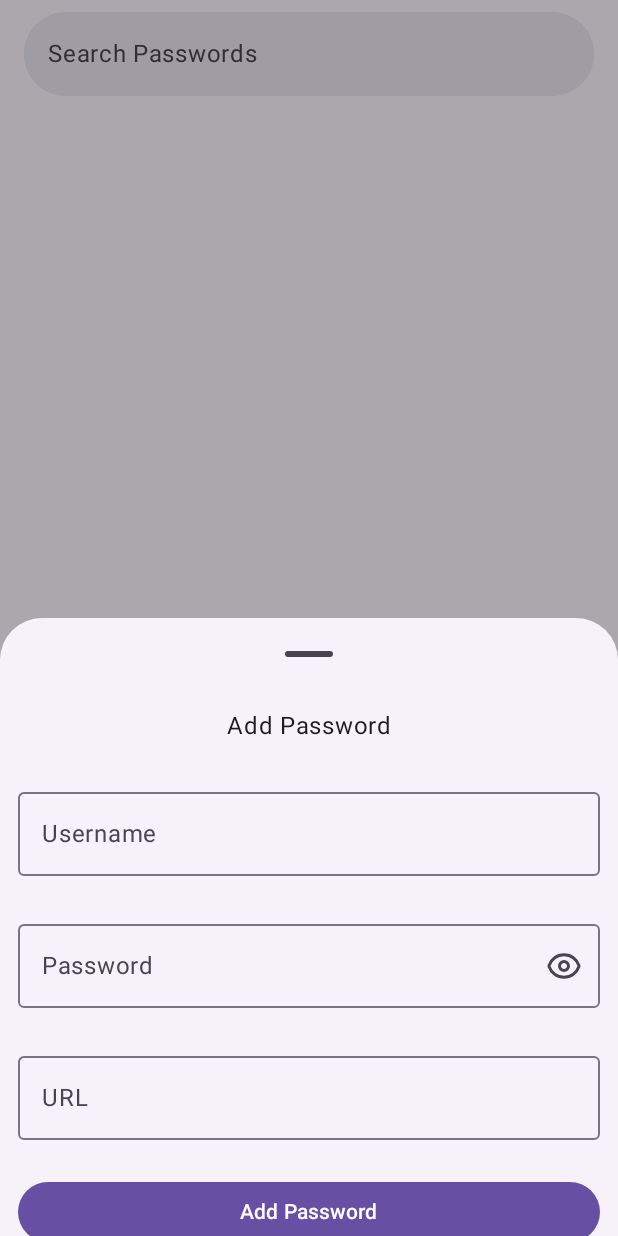
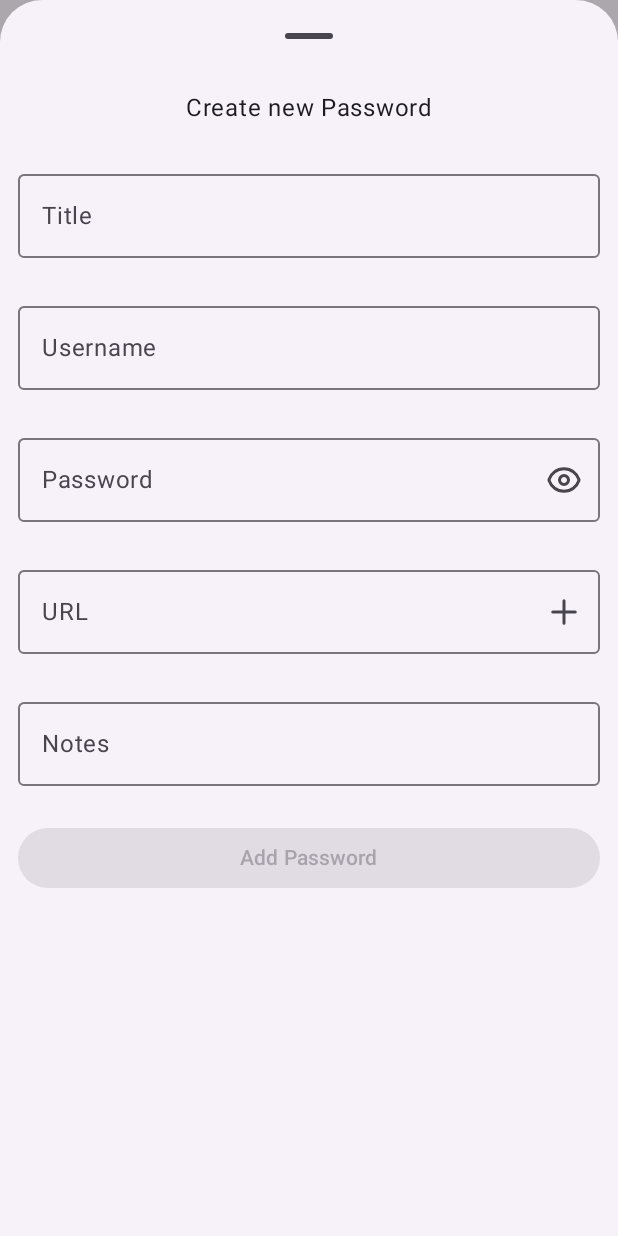
Before and after one commit to TINF24AI2/pandora, an Android app built with Jetpack Compose: the composable PasswordPage shown on its own in the app's theme, after a tap on "Add login credentials", on a phone screen of 412 x 824 dp. Run offline under Robolectric (Android 15) with nearby library versions, the phone set to English and light mode, and no system bars.

```diff
--- a/app/src/main/java/app/pandorapass/pandora/ui/pages/MainActivity.kt
+++ b/app/src/main/java/app/pandorapass/pandora/ui/pages/MainActivity.kt
@@ -14,6 +14,7 @@ import androidx.compose.foundation.layout.fillMaxWidth
 import androidx.compose.foundation.layout.height
 import androidx.compose.foundation.layout.padding
 import androidx.compose.foundation.layout.safeContentPadding
+import androidx.compose.foundation.layout.statusBarsPadding
 import androidx.compose.foundation.shape.RoundedCornerShape
 import androidx.compose.material3.Button
 import androidx.compose.material3.CircularProgressIndicator
@@ -73,6 +74,7 @@ class MainActivity : ComponentActivity() {
                             .background(Color.Red)
                             .padding(8.dp)
                             .zIndex(1f)
+                            .statusBarsPadding()
                     )
                 }
 
--- a/app/src/main/java/app/pandorapass/pandora/ui/pages/Pandora.kt
+++ b/app/src/main/java/app/pandorapass/pandora/ui/pages/Pandora.kt
@@ -51,7 +51,7 @@ fun PandoraApp(viewModel: TestVaultViewModel) {
         content = {
             Scaffold(modifier = Modifier.fillMaxSize().safeContentPadding()) { innerPadding ->
                 when (currentDestination) {
-                    AppDestinations.PASSWORDS -> PasswordPage(Modifier.padding(innerPadding))
+                    AppDestinations.PASSWORDS -> PasswordPage(Modifier.padding(innerPadding), viewModel)
                     AppDestinations.GENERATE -> GeneratePage(Modifier.padding(innerPadding))
                     AppDestinations.SETTINGS -> SettingsPage(Modifier.padding(innerPadding))
                     AppDestinations.ACCOUNT -> AccountPage(Modifier.padding(innerPadding), viewModel)
--- a/app/src/main/java/app/pandorapass/pandora/ui/pages/Passwords.kt
+++ b/app/src/main/java/app/pandorapass/pandora/ui/pages/Passwords.kt
@@ -6,12 +6,15 @@ import androidx.compose.foundation.clickable
 import androidx.compose.foundation.layout.Arrangement
 import androidx.compose.foundation.layout.Box
 import androidx.compose.foundation.layout.Column
+import androidx.compose.foundation.layout.fillMaxHeight
 import androidx.compose.foundation.layout.fillMaxSize
 import androidx.compose.foundation.layout.fillMaxWidth
 import androidx.compose.foundation.layout.padding
 import androidx.compose.foundation.lazy.LazyColumn
 import androidx.compose.foundation.lazy.items
+import androidx.compose.foundation.rememberScrollState
 import androidx.compose.foundation.shape.RoundedCornerShape
+import androidx.compose.foundation.verticalScroll
 import androidx.compose.material3.Button
 import androidx.compose.material3.Card
 import androidx.compose.material3.CardDefaults
@@ -21,6 +24,7 @@ import androidx.compose.material3.Icon
 import androidx.compose.material3.IconButton
 import androidx.compose.material3.MaterialTheme
 import androidx.compose.material3.ModalBottomSheet
+import androidx.compose.material3.OutlinedCard
 import androidx.compose.material3.OutlinedTextField
 import androidx.compose.material3.Scaffold
 import androidx.compose.material3.SearchBar
@@ -28,6 +32,7 @@ import androidx.compose.material3.SearchBarDefaults
 import androidx.compose.material3.Text
 import androidx.compose.material3.rememberModalBottomSheetState
 import androidx.compose.runtime.Composable
+import androidx.compose.runtime.collectAsState
 import androidx.compose.runtime.getValue
 import androidx.compose.runtime.mutableStateOf
 import androidx.compose.runtime.remember
@@ -41,21 +46,27 @@ import androidx.compose.ui.text.input.PasswordVisualTransformation
 import androidx.compose.ui.text.input.VisualTransformation
 import androidx.compose.ui.unit.dp
 import app.pandorapass.pandora.R
+import app.pandorapass.pandora.logic.models.LoginVaultEntry
+import app.pandorapass.pandora.logic.models.VaultEntry
+import app.pandorapass.pandora.ui.viewmodels.TestVaultViewModel
+import kotlinx.coroutines.flow.filter
+import java.util.Date
 
-data class Password(val url: String, val username: String, val password: String)
 
 @OptIn(ExperimentalMaterial3Api::class)
 @Composable
-fun PasswordPage(modifier: Modifier) {
+fun PasswordPage(modifier: Modifier, viewModel: TestVaultViewModel) {
     var query: String by remember { mutableStateOf("") }
-    var passwords: List<Password> by remember { mutableStateOf(listOf()) }
+    val passwords by viewModel.vaultEntries.collectAsState()
     var addPassword by remember { mutableStateOf(false) }
     var showPasswordEntry by remember { mutableStateOf(false) }
-    var shownPassword: Password? by remember { mutableStateOf(null) }
+    var id by remember { mutableStateOf("") }
 
-    val filteredPasswords = passwords.filter {
-        it.url.contains(query, ignoreCase = true) or
-                it.username.contains(query, ignoreCase = true)
+    val filteredPasswords: List<LoginVaultEntry> =
+        passwords.filterIsInstance<LoginVaultEntry>().filter { entry ->
+            entry.urls?.any { url -> url.contains(query, ignoreCase = true) } == true ||
+                    entry.username.contains(query, ignoreCase = true) ||
+                    entry.title.contains(query, ignoreCase = true)
         }
 
     Scaffold(modifier = modifier, floatingActionButton = {
@@ -98,20 +109,21 @@ fun PasswordPage(modifier: Modifier) {
             ) {} //Lazy Column outside of search bar to not restrict scrolling
             LazyColumn(
                 modifier = Modifier.fillMaxWidth(),
-                verticalArrangement = Arrangement.spacedBy(10.dp)) {
-                items(filteredPasswords) { password ->
-                    PasswordItem(password =  password, showEntry = { showPasswordEntry = true; shownPassword = password })
+                verticalArrangement = Arrangement.spacedBy(10.dp)
+            ) {
+                items(filteredPasswords) { entry ->
+                    PasswordItem(
+                        entry = entry,
+                        showEntry = { showPasswordEntry = true; id = entry.id })
                 }
             }
         }
     }
     if (addPassword) {
-        AddPassword(
-            { addPassword = false },
-            { newPassword: Password -> passwords = passwords + newPassword })
+        AddPassword(viewModel, { addPassword = false })
     }
     if (showPasswordEntry) {
-        ShowEntry(shownPassword, { showPasswordEntry = false })
+        ShowEntry(viewModel, id, { showPasswordEntry = false })
     }
 }
 
@@ -122,7 +134,8 @@ fun CopyableTextField(
     label: String,
     text: String
 ) {
-    val clipboard: ClipboardManager = LocalContext.current.getSystemService(ClipboardManager::class.java)
+    val clipboard: ClipboardManager =
+        LocalContext.current.getSystemService(ClipboardManager::class.java)
     Column(verticalArrangement = Arrangement.spacedBy(4.dp)) {
         Text(label)
         OutlinedTextField(
@@ -149,13 +162,16 @@ fun CopyableTextField(
 
 @OptIn(ExperimentalMaterial3Api::class)
 @Composable
-fun ShowEntry(password: Password?, onDismiss: () -> Unit) {
-    val curPassword = password
-    if (curPassword == null) return
+fun ShowEntry(viewModel: TestVaultViewModel, id: String, onDismiss: () -> Unit) {
+    val entries by viewModel.vaultEntries.collectAsState()
+    val loginEntry =
+        entries.filterIsInstance<LoginVaultEntry>().find { it.id == id } ?: LoginVaultEntry(
+            id, "Something went wrong...", "", "", "", null, Date(), Date()
+        )
     ModalBottomSheet(
         onDismissRequest = onDismiss,
         modifier = Modifier.fillMaxSize(),
-        sheetState = rememberModalBottomSheetState(),
+        sheetState = rememberModalBottomSheetState(skipPartiallyExpanded = true),
         sheetGesturesEnabled = false,
         shape = RoundedCornerShape(topStart = 28.dp, topEnd = 28.dp),
         tonalElevation = 6.dp
@@ -172,10 +188,14 @@ fun ShowEntry(password: Password?, onDismiss: () -> Unit) {
                 horizontalAlignment = Alignment.CenterHorizontally,
                 verticalArrangement = Arrangement.spacedBy(24.dp)
             ) {
-                Text("Password Details")
-                    CopyableTextField(label = "Username", text = curPassword.username)
-                    CopyableTextField(label = "Password", text = curPassword.password)
-                    CopyableTextField(label = "URL", text = curPassword.url)
+                Text(loginEntry.title)
+                CopyableTextField(label = "Username", text = loginEntry.username)
+                CopyableTextField(label = "Password", text = loginEntry.password)
+                loginEntry.urls?.forEach { url ->
+                    CopyableTextField(label = "URL", text = url)
+                }
+                CopyableTextField(label = "Notes", text = loginEntry.notes ?: "")
+                Button(onClick = { viewModel.deleteEntry(id); onDismiss() }) { Text("Delete") }
             }
         }
     }
@@ -183,15 +203,21 @@ fun ShowEntry(password: Password?, onDismiss: () -> Unit) {
 
 @OptIn(ExperimentalMaterial3Api::class)
 @Composable
-fun AddPassword(onDismiss: () -> Unit, addNewPassword: (Password) -> Unit) {
+fun AddPassword(viewModel: TestVaultViewModel, onDismiss: () -> Unit) {
+    var showPassword by remember { mutableStateOf(false) }
+
     var newUsername by remember { mutableStateOf("") }
     var newPassword by remember { mutableStateOf("") }
     var newURL by remember { mutableStateOf("") }
-    var showPassword by remember { mutableStateOf(false) }
+    var urls by remember { mutableStateOf(listOf<String>()) }
+    var newTitle by remember { mutableStateOf("") }
+    var newNotes by remember { mutableStateOf("") }
+
+
     ModalBottomSheet(
         onDismissRequest = onDismiss,
         modifier = Modifier.fillMaxSize(),
-        sheetState = rememberModalBottomSheetState(),
+        sheetState = rememberModalBottomSheetState(skipPartiallyExpanded = true),
         sheetGesturesEnabled = false,
         shape = RoundedCornerShape(topStart = 28.dp, topEnd = 28.dp),
         tonalElevation = 6.dp
@@ -201,13 +227,25 @@ fun AddPassword(onDismiss: () -> Unit, addNewPassword: (Password) -> Unit) {
                 .fillMaxWidth(),
             contentAlignment = Alignment.Center
         ) {
-            Column(
-                modifier = Modifier.padding(12.dp),
+            LazyColumn(
+                modifier = Modifier
+                    .fillMaxWidth()
+                    .padding(12.dp),
                 horizontalAlignment = Alignment.CenterHorizontally,
                 verticalArrangement = Arrangement.spacedBy(24.dp)
             ) {
                 val width = Modifier.fillMaxWidth()
-                Text("Add Password")
+                item { Text("Create new Password") }
+                item {
+                    OutlinedTextField(
+                        modifier = width,
+                        value = newTitle,
+                        onValueChange = { newTitle = it },
+                        label = { Text("Title") },
+                        singleLine = true
+                    )
+                }
+                item {
                     OutlinedTextField(
                         modifier = width,
                         value = newUsername,
@@ -215,6 +253,8 @@ fun AddPassword(onDismiss: () -> Unit, addNewPassword: (Password) -> Unit) {
                         label = { Text("Username") },
                         singleLine = true
                     )
+                }
+                item {
                     OutlinedTextField(
                         modifier = width,
                         value = newPassword,
@@ -236,18 +276,47 @@ fun AddPassword(onDismiss: () -> Unit, addNewPassword: (Password) -> Unit) {
                         },
                         singleLine = true
                     )
+                }
+                items(urls) { url ->
+                    Text(url)
+                }
+                item {
                     OutlinedTextField(
                         modifier = width,
                         value = newURL,
                         onValueChange = { newURL = it },
                         label = { Text("URL") },
+                        trailingIcon = {
+                            IconButton(onClick = { urls = urls + newURL; newURL = "" }) {
+                                Icon(
+                                    imageVector = ImageVector.vectorResource(R.drawable.plus_24_outlined),
+                                    contentDescription = null
+                                )
+                            }
+                        },
                         singleLine = true
                     )
+                }
+                item {
+                    OutlinedTextField(
+                        modifier = width,
+                        value = newNotes,
+                        onValueChange = { newNotes = it },
+                        label = { Text("Notes") },
+                        singleLine = true
+                    )
+                }
+                item {
                     Button(
                         modifier = width,
+                        enabled = (newURL.isNotBlank() && newUsername.isNotBlank() && newPassword.isNotBlank()),
                         onClick = {
-                        if (newURL.isNotBlank() and newUsername.isNotBlank() and newPassword.isNotBlank()) addNewPassword(
-                            Password(newURL, newUsername, newPassword)
+                                viewModel.addLoginEntry(
+                                    newTitle,
+                                    newUsername,
+                                    newPassword,
+                                    newNotes,
+                                    (urls + newURL).filter { it.isNotBlank() }.distinct()
                                 )
                             onDismiss()
                         }) {
@@ -257,9 +326,10 @@ fun AddPassword(onDismiss: () -> Unit, addNewPassword: (Password) -> Unit) {
             }
         }
     }
+}
 
 @Composable
-fun PasswordItem(modifier: Modifier = Modifier, password: Password, showEntry: () -> Unit) {
+fun PasswordItem(modifier: Modifier = Modifier, entry: LoginVaultEntry, showEntry: () -> Unit) {
     Card(
         modifier = modifier
             .fillMaxWidth()
@@ -269,8 +339,8 @@ fun PasswordItem(modifier: Modifier = Modifier, password: Password, showEntry: (
         colors = CardDefaults.cardColors(containerColor = MaterialTheme.colorScheme.surfaceContainer)
     ) {
         Column(modifier = Modifier.padding(10.dp)) {
-            Text(password.url)
-            Text(password.username)
+            Text(entry.title)
+            Text(entry.username)
         }
     }
 }
```
Also changed, not shown: app/src/main/java/app/pandorapass/pandora/ui/viewmodels/TestVaultViewModel.kt (+5 -5 lines). Lines whose indentation alone changed are shown as unchanged.
